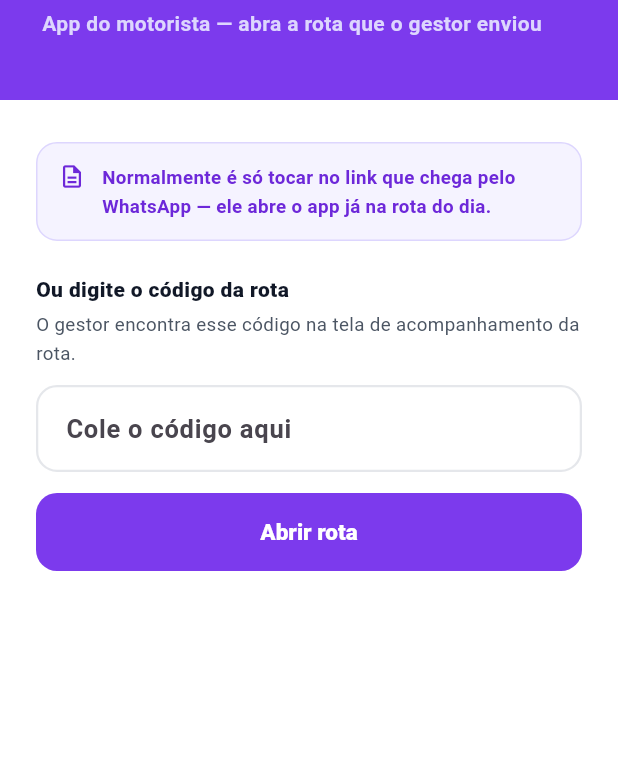
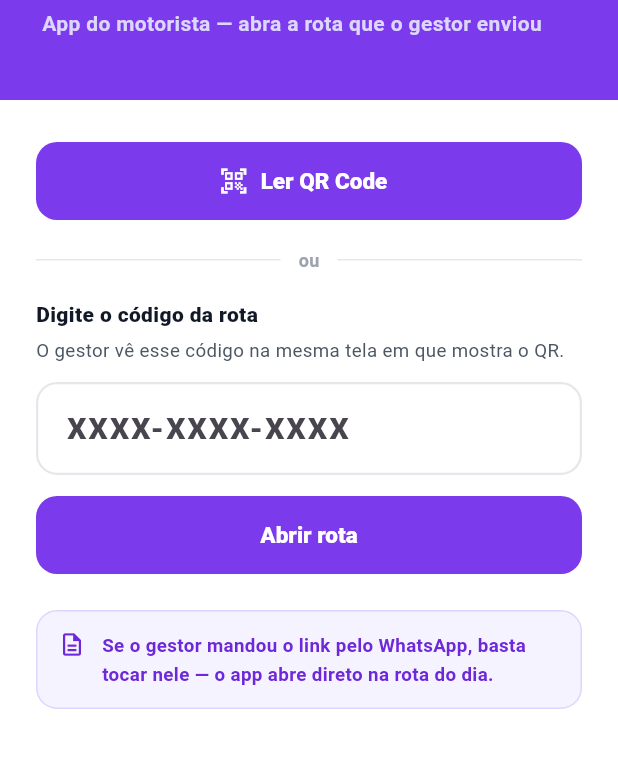
Before and after one commit to unkv0wn/TCC-EngenhariaDeSoftwareFag, a Flutter app: the screen it shows after launch, on a phone screen of 412 x 824 dp, the part 218-986 px from its top. Run offline on Flutter 3.47's test engine with Material 3 defaults, Android fonts, the phone set to English and light mode, and no system bars; our stand-ins replace app_links, connectivity_plus, shared_preferences; missing offline and left inert: mobile_scanner.

Commit message:
feat: open the route by scanning the QR code or following the link
The app could only reach a route by someone typing 43 characters of base64url
into a phone. It now has the two paths that actually get used, and the typed
one finally works as a fallback instead of a dare.

- Scanner first on the opening screen: in the yard, next to the manager's
  screen, pointing the camera beats everything else. A guard stops the
  repeated callbacks of a QR held in frame from stacking several route
  screens, and a denied camera explains itself and sends the driver to the
  code field rather than leaving a black rectangle.
- Deep link routewise://rota/<code>, the same string the QR carries, so the
  WhatsApp link and the native camera open the app on the right route. Handled
  both cold (the link started the app) and warm (it arrived while the app was
  backgrounded), with the link's code taking priority over the stored one —
  a new link means the manager wants this route, not yesterday's.
- The code field is masked as XXXX-XXXX-XXXX while typing, so an incomplete or
  overlong code is visible before submitting rather than after a round trip.
  O/0 and I/1 are swapped as typed, so what is on screen is what gets sent.
- Normalising in the app too means "faltam caracteres" can be said without
  spending a request — which matters where the signal is bad.

Everything renamed from token to code, including the stored key: the concept
changed, and leaving the old name would have hidden that.

Verified on the emulator against the running stack: the masked field accepted
a lowercase code and opened the route; a revoked code was refused; and with the
app force-stopped, firing the deep link opened it straight on the route,
skipping the opening screen. 22 tests passing, including ten new ones over
normalisation — the model tests caught the renamed field, which is what they
are for.

Co-Authored-By: Claude Opus 5 <noreply@anthropic.com>

```diff
--- a/mobile/lib/main.dart
+++ b/mobile/lib/main.dart
@@ -2,6 +2,7 @@ import 'package:flutter/material.dart';
 
 import 'screens/open_route_screen.dart';
 import 'screens/route_summary_screen.dart';
+import 'services/deep_link_service.dart';
 import 'services/route_controller.dart';
 import 'theme/app_theme.dart';
 
@@ -18,13 +19,40 @@ class RouteWiseDriverApp extends StatefulWidget {
 
 class _RouteWiseDriverAppState extends State<RouteWiseDriverApp> {
   final _controller = RouteController();
+  final _deepLinks = DeepLinkService();
+  final _navigatorKey = GlobalKey<NavigatorState>();
 
-  /// Token guardado da última abertura. Enquanto não resolve, a tela de abertura
-  /// aparece sem o atalho — carregar antes só atrasaria o primeiro frame.
-  late final Future<String?> _savedToken = _controller.savedToken();
+  /// Qual código abrir ao iniciar: o do link que abriu o app tem prioridade sobre o da
+  /// última rota guardada — se o gestor mandou outro link, é nele que o motorista quer
+  /// entrar, não na rota de ontem.
+  late final Future<String?> _startupCode = _resolveStartupCode();
+
+  @override
+  void initState() {
+    super.initState();
+    // Link recebido com o app já aberto (tocar no WhatsApp em segundo plano): troca a
+    // rota na hora, sem passar pela tela de abertura.
+    _deepLinks.listen(_openFromLink);
+  }
+
+  Future<String?> _resolveStartupCode() async {
+    return await _deepLinks.initialCode() ?? await _controller.savedCode();
+  }
+
+  Future<void> _openFromLink(String code) async {
+    await _controller.open(code);
+    final navigator = _navigatorKey.currentState;
+    if (navigator == null || _controller.route == null) return;
+
+    navigator.pushAndRemoveUntil(
+      MaterialPageRoute(builder: (_) => RouteSummaryScreen(controller: _controller)),
+      (route) => route.isFirst,
+    );
+  }
 
   @override
   void dispose() {
+    _deepLinks.dispose();
     _controller.dispose();
     super.dispose();
   }
@@ -33,23 +61,24 @@ class _RouteWiseDriverAppState extends State<RouteWiseDriverApp> {
   Widget build(BuildContext context) {
     return MaterialApp(
       title: 'RouteWise — Motorista',
+      navigatorKey: _navigatorKey,
       debugShowCheckedModeBanner: false,
       theme: buildAppTheme(),
       home: FutureBuilder<String?>(
-        future: _savedToken,
+        future: _startupCode,
         builder: (context, snapshot) {
           if (snapshot.connectionState != ConnectionState.done) {
             return const Scaffold(body: Center(child: CircularProgressIndicator()));
           }
 
-          final token = snapshot.data;
-          if (token == null) {
+          final code = snapshot.data;
+          if (code == null) {
             return OpenRouteScreen(controller: _controller);
           }
 
-          // Já abriu uma rota antes: entra direto nela. Se o token tiver sido revogado,
-          // o controller limpa e a tela cai pra abertura.
-          return _ResumeRoute(controller: _controller, token: token);
+          // Já há um código: entra direto na rota. Se ele tiver sido revogado, o
+          // controller limpa e a tela cai para a abertura.
+          return _ResumeRoute(controller: _controller, code: code);
         },
       ),
     );
@@ -57,10 +86,10 @@ class _RouteWiseDriverAppState extends State<RouteWiseDriverApp> {
 }
 
 class _ResumeRoute extends StatefulWidget {
-  const _ResumeRoute({required this.controller, required this.token});
+  const _ResumeRoute({required this.controller, required this.code});
 
   final RouteController controller;
-  final String token;
+  final String code;
 
   @override
   State<_ResumeRoute> createState() => _ResumeRouteState();
@@ -70,7 +99,7 @@ class _ResumeRouteState extends State<_ResumeRoute> {
   @override
   void initState() {
     super.initState();
-    widget.controller.open(widget.token);
+    widget.controller.open(widget.code);
   }
 
   @override
@@ -82,7 +111,7 @@ class _ResumeRouteState extends State<_ResumeRoute> {
           return const Scaffold(body: Center(child: CircularProgressIndicator()));
         }
         if (widget.controller.route == null) {
-          return OpenRouteScreen(controller: widget.controller, initialToken: widget.token);
+          return OpenRouteScreen(controller: widget.controller, initialCode: widget.code);
         }
         return RouteSummaryScreen(controller: widget.controller);
       },
--- /dev/null
+++ b/mobile/lib/models/access_code.dart
@@ -0,0 +1,51 @@
+/// Código de acesso da rota, do lado do app.
+///
+/// Espelha `RouteAccessCodeGenerator` no backend: 12 caracteres em base32 de Crockford,
+/// exibidos em grupos de quatro. O servidor normaliza de novo ao receber — aqui a
+/// normalização existe para a tela poder dizer "faltam caracteres" antes de gastar uma
+/// chamada de rede, o que importa quando o sinal é ruim.
+library;
+
+abstract final class AccessCode {
+  static const _alphabet = '0123456789ABCDEFGHJKMNPQRSTVWXYZ';
+  static const length = 12;
+  static const _groupSize = 4;
+
+  /// Prefixo do deep link que vai dentro do QR Code.
+  static const deepLinkScheme = 'routewise';
+  static const _deepLinkPrefix = '$deepLinkScheme://rota/';
+
+  /// Aceita o que vier: código digitado, com hífen, em minúscula, ou o deep link inteiro
+  /// lido do QR. Devolve a forma canônica, ou `null` quando não dá 12 caracteres válidos.
+  static String? normalize(String? raw) {
+    if (raw == null) return null;
+
+    var input = raw.trim();
+    // O QR carrega o deep link; a câmera também pode ler um link copiado de outro lugar.
+    final schemeIndex = input.toLowerCase().indexOf(_deepLinkPrefix);
+    if (schemeIndex >= 0) {
+      input = input.substring(schemeIndex + _deepLinkPrefix.length);
+    }
+
+    final buffer = StringBuffer();
+    for (final rune in input.toUpperCase().runes) {
+      var char = String.fromCharCode(rune);
+      // Mesmas trocas que o backend desfaz: quem digitou O queria 0.
+      if (char == 'O') char = '0';
+      if (char == 'I' || char == 'L') char = '1';
+      if (_alphabet.contains(char)) buffer.write(char);
+    }
+
+    final normalized = buffer.toString();
+    return normalized.length == length ? normalized : null;
+  }
+
+  /// `XS4WJZ6P334C` → `XS4W-JZ6P-334C`.
+  static String format(String code) {
+    final groups = <String>[];
+    for (var i = 0; i < code.length; i += _groupSize) {
+      groups.add(code.substring(i, (i + _groupSize).clamp(0, code.length)));
+    }
+    return groups.join('-');
+  }
+}
--- a/mobile/lib/models/route_models.dart
+++ b/mobile/lib/models/route_models.dart
@@ -1,13 +1,13 @@
 /// Modelos do app, espelhando os DTOs de `/api/mobile/**`.
 ///
 /// Repare no que NÃO existe aqui: id de rota, de motorista ou de veículo. O app
-/// navega por token e recebe tudo já resolvido — ele não tem como, e não deve
+/// navega por código e recebe tudo já resolvido — ele não tem como, e não deve
 /// poder, montar uma chamada ao CRUD do gestor.
 library;
 
 class MobileRoute {
   const MobileRoute({
-    required this.accessToken,
+    required this.accessCode,
     required this.createdAt,
     required this.status,
     required this.departureTime,
@@ -23,7 +23,7 @@ class MobileRoute {
     required this.events,
   });
 
-  final String accessToken;
+  final String accessCode;
   final DateTime createdAt;
   final String status;
   final String departureTime;
@@ -50,7 +50,7 @@ class MobileRoute {
 
   factory MobileRoute.fromJson(Map<String, dynamic> json) {
     return MobileRoute(
-      accessToken: json['accessToken'] as String,
+      accessCode: json['accessCode'] as String,
       createdAt: DateTime.parse(json['createdAt'] as String),
       status: json['status'] as String,
       departureTime: json['departureTime'] as String,
--- a/mobile/lib/screens/open_route_screen.dart
+++ b/mobile/lib/screens/open_route_screen.dart
@@ -1,45 +1,65 @@
 import 'package:flutter/material.dart';
 
+import '../models/access_code.dart';
+import '../widgets/access_code_input_formatter.dart';
 import '../services/route_controller.dart';
 import '../theme/app_theme.dart';
 import 'route_summary_screen.dart';
+import 'scan_code_screen.dart';
 
 /// Entrada do app. O caminho normal é o deep link do WhatsApp; o campo de código é o
 /// plano B, para quando o link não abre o app (aparelho sem o app instalado, link
 /// copiado e colado, mensagem encaminhada).
 class OpenRouteScreen extends StatefulWidget {
-  const OpenRouteScreen({super.key, required this.controller, this.initialToken});
+  const OpenRouteScreen({super.key, required this.controller, this.initialCode});
 
   final RouteController controller;
-  final String? initialToken;
+  final String? initialCode;
 
   @override
   State<OpenRouteScreen> createState() => _OpenRouteScreenState();
 }
 
 class _OpenRouteScreenState extends State<OpenRouteScreen> {
-  late final TextEditingController _tokenField = TextEditingController(text: widget.initialToken ?? '');
-  String? _savedToken;
+  late final TextEditingController _codeField = TextEditingController(
+    text: widget.initialCode != null ? AccessCode.format(widget.initialCode!) : '',
+  );
+  String? _savedCode;
 
   @override
   void initState() {
     super.initState();
-    widget.controller.savedToken().then((token) {
-      if (mounted) setState(() => _savedToken = token);
+    widget.controller.savedCode().then((code) {
+      if (mounted) setState(() => _savedCode = code);
     });
   }
 
   @override
   void dispose() {
-    _tokenField.dispose();
+    _codeField.dispose();
     super.dispose();
   }
 
-  Future<void> _open(String token) async {
-    final trimmed = token.trim();
-    if (trimmed.isEmpty) return;
+  Future<void> _scan() async {
+    final scanned = await ScanCodeScreen.open(context);
+    if (scanned == null || !mounted) return;
 
-    await widget.controller.open(trimmed);
+    _codeField.text = AccessCode.format(scanned);
+    await _open(scanned);
+  }
+
+  Future<void> _open(String raw) async {
+    // Normaliza antes de chamar: dá para dizer "código incompleto" sem gastar uma
+    // requisição, o que importa quando o sinal é ruim.
+    final code = AccessCode.normalize(raw);
+    if (code == null) {
+      ScaffoldMessenger.of(context).showSnackBar(
+        const SnackBar(content: Text('O código tem 12 caracteres. Confira o que foi digitado.')),
+      );
+      return;
+    }
+
+    await widget.controller.open(code);
     if (!mounted) return;
 
     final error = widget.controller.error;
@@ -72,30 +92,60 @@ class _OpenRouteScreenState extends State<OpenRouteScreen> {
                     child: Column(
                       crossAxisAlignment: CrossAxisAlignment.stretch,
                       children: [
-                        _hint(),
-                        const SizedBox(height: 22),
+                        // O caminho principal é a câmera: no pátio, ao lado do computador
+                        // do gestor, ler o QR é mais rápido e não erra. Digitar é o plano B.
+                        FilledButton.icon(
+                          onPressed: widget.controller.isLoading ? null : _scan,
+                          icon: const Icon(Icons.qr_code_scanner, size: 20),
+                          label: const Text('Ler QR Code'),
+                        ),
+                        const SizedBox(height: 18),
+                        const Row(
+                          children: [
+                            Expanded(child: Divider()),
+                            Padding(
+                              padding: EdgeInsets.symmetric(horizontal: 12),
+                              child: Text(
+                                'ou',
+                                style: TextStyle(
+                                  fontSize: 12,
+                                  fontWeight: FontWeight.w700,
+                                  color: AppColors.gray400,
+                                ),
+                              ),
+                            ),
+                            Expanded(child: Divider()),
+                          ],
+                        ),
+                        const SizedBox(height: 18),
                         const Text(
-                          'Ou digite o código da rota',
+                          'Digite o código da rota',
                           style: TextStyle(fontSize: 14, fontWeight: FontWeight.w800, color: AppColors.gray900),
                         ),
                         const SizedBox(height: 4),
                         const Text(
-                          'O gestor encontra esse código na tela de acompanhamento da rota.',
+                          'O gestor vê esse código na mesma tela em que mostra o QR.',
                           style: TextStyle(fontSize: 12.5, color: AppColors.gray600, height: 1.5),
                         ),
                         const SizedBox(height: 12),
                         TextField(
-                          controller: _tokenField,
+                          controller: _codeField,
                           autocorrect: false,
                           enableSuggestions: false,
+                          textCapitalization: TextCapitalization.characters,
                           textInputAction: TextInputAction.go,
+                          inputFormatters: [AccessCodeInputFormatter()],
                           onSubmitted: _open,
-                          style: const TextStyle(fontSize: 17, fontWeight: FontWeight.w700, letterSpacing: 0.5),
-                          decoration: const InputDecoration(hintText: 'Cole o código aqui'),
+                          style: const TextStyle(
+                            fontSize: 20,
+                            fontWeight: FontWeight.w800,
+                            letterSpacing: 1.5,
+                          ),
+                          decoration: const InputDecoration(hintText: 'XXXX-XXXX-XXXX'),
                         ),
                         const SizedBox(height: 14),
                         FilledButton(
-                          onPressed: widget.controller.isLoading ? null : () => _open(_tokenField.text),
+                          onPressed: widget.controller.isLoading ? null : () => _open(_codeField.text),
                           child: widget.controller.isLoading
                               ? const SizedBox(
                                   width: 20,
@@ -104,7 +154,7 @@ class _OpenRouteScreenState extends State<OpenRouteScreen> {
                                 )
                               : const Text('Abrir rota'),
                         ),
-                        if (_savedToken != null) ...[
+                        if (_savedCode != null) ...[
                           const SizedBox(height: 24),
                           const Divider(),
                           const SizedBox(height: 16),
@@ -119,11 +169,13 @@ class _OpenRouteScreenState extends State<OpenRouteScreen> {
                           ),
                           const SizedBox(height: 10),
                           OutlinedButton.icon(
-                            onPressed: () => _open(_savedToken!),
+                            onPressed: () => _open(_savedCode!),
                             icon: const Icon(Icons.place_outlined, size: 18),
                             label: const Text('Continuar de onde parei'),
                           ),
                         ],
+                        const SizedBox(height: 24),
+                        _hint(),
                       ],
                     ),
                   ),
@@ -184,7 +236,7 @@ class _OpenRouteScreenState extends State<OpenRouteScreen> {
           SizedBox(width: 11),
           Expanded(
             child: Text(
-              'Normalmente é só tocar no link que chega pelo WhatsApp — ele abre o app já na rota do dia.',
+              'Se o gestor mandou o link pelo WhatsApp, basta tocar nele — o app abre direto na rota do dia.',
               style: TextStyle(fontSize: 12.5, fontWeight: FontWeight.w600, color: AppColors.primary700, height: 1.5),
             ),
           ),
--- a/mobile/lib/services/api_client.dart
+++ b/mobile/lib/services/api_client.dart
@@ -20,7 +20,7 @@ class ApiException implements Exception {
 
 /// Cliente da superfície `/api/mobile/**`.
 ///
-/// Só três chamadas, todas por token. O app não conhece id de rota.
+/// Só três chamadas, todas pelo código da rota. O app não conhece id de rota.
 class ApiClient {
   ApiClient({required this.baseUrl, http.Client? client}) : _client = client ?? http.Client();
 
@@ -36,18 +36,18 @@ class ApiClient {
 
   static const _timeout = Duration(seconds: 15);
 
-  Future<MobileRoute> fetchRoute(String token) async {
-    final response = await _get('/api/mobile/routes/$token');
+  Future<MobileRoute> fetchRoute(String code) async {
+    final response = await _get('/api/mobile/routes/$code');
     return MobileRoute.fromJson(jsonDecode(response) as Map<String, dynamic>);
   }
 
   /// Envia a fila inteira de uma vez. O servidor responde item a item: um evento
   /// recusado não derruba os outros, então o retorno diz quais podem sair da fila.
-  Future<Set<String>> syncEvents(String token, List<PendingEvent> events) async {
+  Future<Set<String>> syncEvents(String code, List<PendingEvent> events) async {
     if (events.isEmpty) return <String>{};
 
     final body = jsonEncode(events.map((event) => event.toJson()).toList());
-    final response = await _post('/api/mobile/routes/$token/events/batch', body);
+    final response = await _post('/api/mobile/routes/$code/events/batch', body);
     final results = jsonDecode(response) as List<dynamic>;
 
     return results
--- /dev/null
+++ b/mobile/lib/services/deep_link_service.dart
@@ -0,0 +1,45 @@
+import 'dart:async';
+
+import 'package:app_links/app_links.dart';
+
+import '../models/access_code.dart';
+
+/// Escuta `routewise://rota/<codigo>` — o mesmo conteúdo do QR Code.
+///
+/// Dois caminhos chegam aqui: o app estava fechado e o link o abriu (`getInitialLink`),
+/// ou já estava aberto e o link veio por cima (`uriLinkStream`). O segundo é o caso de o
+/// motorista tocar no link do WhatsApp com o app em segundo plano.
+///
+/// Devolve sempre o código já normalizado, nunca a URI crua: quem consome não deveria
+/// precisar saber o formato do link.
+class DeepLinkService {
+  DeepLinkService({AppLinks? appLinks}) : _appLinks = appLinks ?? AppLinks();
+
+  final AppLinks _appLinks;
+  StreamSubscription<Uri>? _subscription;
+
+  /// Código do link que abriu o app, quando houve um.
+  Future<String?> initialCode() async {
+    try {
+      final uri = await _appLinks.getInitialLink();
+      return AccessCode.normalize(uri?.toString());
+    } on Exception {
+      // Link malformado não pode impedir o app de abrir: a tela de abertura continua
+      // oferecendo o QR e o campo de código.
+      return null;
+    }
+  }
+
+  /// Links recebidos com o app já aberto.
+  void listen(void Function(String code) onCode) {
+    _subscription ??= _appLinks.uriLinkStream.listen((uri) {
+      final code = AccessCode.normalize(uri.toString());
+      if (code != null) onCode(code);
+    });
+  }
+
+  void dispose() {
+    _subscription?.cancel();
+    _subscription = null;
+  }
+}
--- a/mobile/lib/services/event_queue.dart
+++ b/mobile/lib/services/event_queue.dart
@@ -15,7 +15,7 @@ import '../models/route_models.dart';
 /// registro existe mas ainda não subiu.
 class EventQueue {
   static const _queueKey = 'routewise.pending_events';
-  static const _tokenKey = 'routewise.route_token';
+  static const _codeKey = 'routewise.route_code';
 
   Future<List<PendingEvent>> load() async {
     final prefs = await SharedPreferences.getInstance();
@@ -58,18 +58,18 @@ class EventQueue {
     );
   }
 
-  Future<String?> readToken() async {
+  Future<String?> readCode() async {
     final prefs = await SharedPreferences.getInstance();
-    return prefs.getString(_tokenKey);
+    return prefs.getString(_codeKey);
   }
 
-  Future<void> saveToken(String token) async {
+  Future<void> saveCode(String code) async {
     final prefs = await SharedPreferences.getInstance();
-    await prefs.setString(_tokenKey, token);
+    await prefs.setString(_codeKey, code);
   }
 
-  Future<void> clearToken() async {
+  Future<void> clearCode() async {
     final prefs = await SharedPreferences.getInstance();
-    await prefs.remove(_tokenKey);
+    await prefs.remove(_codeKey);
   }
 }
--- a/mobile/lib/services/route_controller.dart
+++ b/mobile/lib/services/route_controller.dart
@@ -65,11 +65,11 @@ class RouteController extends ChangeNotifier {
     return null;
   }
 
-  Future<String?> savedToken() => _queue.readToken();
+  Future<String?> savedCode() => _queue.readCode();
 
-  /// Abre a rota pelo token. Se a rede falhar mas já houver rota carregada, mantém o que
+  /// Abre a rota pelo código. Se a rede falhar mas já houver rota carregada, mantém o que
   /// está na tela — é melhor um dado de minutos atrás do que uma tela vazia na rua.
-  Future<void> open(String token) async {
+  Future<void> open(String code) async {
     _isLoading = true;
     _error = null;
     notifyListeners();
@@ -77,13 +77,13 @@ class RouteController extends ChangeNotifier {
     _pending = await _queue.load();
 
     try {
-      _route = await _api.fetchRoute(token);
-      await _queue.saveToken(token);
+      _route = await _api.fetchRoute(code);
+      await _queue.saveCode(code);
       _error = null;
       await _sync();
     } on ApiException catch (ex) {
       if (ex.isRouteGone) {
-        await _queue.clearToken();
+        await _queue.clearCode();
         _route = null;
       }
       _error = ex.message;
@@ -121,14 +121,14 @@ class RouteController extends ChangeNotifier {
   /// vira erro na tela, porque o evento continua guardado e o selo de pendentes já conta
   /// a história.
   Future<void> _sync() async {
-    final token = await _queue.readToken();
-    if (token == null || _pending.isEmpty) return;
+    final code = await _queue.readCode();
+    if (code == null || _pending.isEmpty) return;
 
     try {
-      final confirmed = await _api.syncEvents(token, _pending);
+      final confirmed = await _api.syncEvents(code, _pending);
       if (confirmed.isNotEmpty) {
         _pending = await _queue.removeConfirmed(confirmed);
-        _route = await _api.fetchRoute(token);
+        _route = await _api.fetchRoute(code);
       }
     } on ApiException {
       // Continua na fila. Nova tentativa quando a conexão voltar.
@@ -138,13 +138,13 @@ class RouteController extends ChangeNotifier {
   }
 
   Future<void> refresh() async {
-    final token = await _queue.readToken();
-    if (token == null) return;
-    await open(token);
+    final code = await _queue.readCode();
+    if (code == null) return;
+    await open(code);
   }
 
   Future<void> close() async {
-    await _queue.clearToken();
+    await _queue.clearCode();
     _route = null;
     notifyListeners();
   }
```
Also changed, not shown: mobile/lib/screens/scan_code_screen.dart (added, +142 -0 lines), mobile/lib/widgets/access_code_input_formatter.dart (added, +39 -0 lines), mobile/pubspec.yaml (+7 -0 lines), mobile/pubspec.lock, 3 other files.
